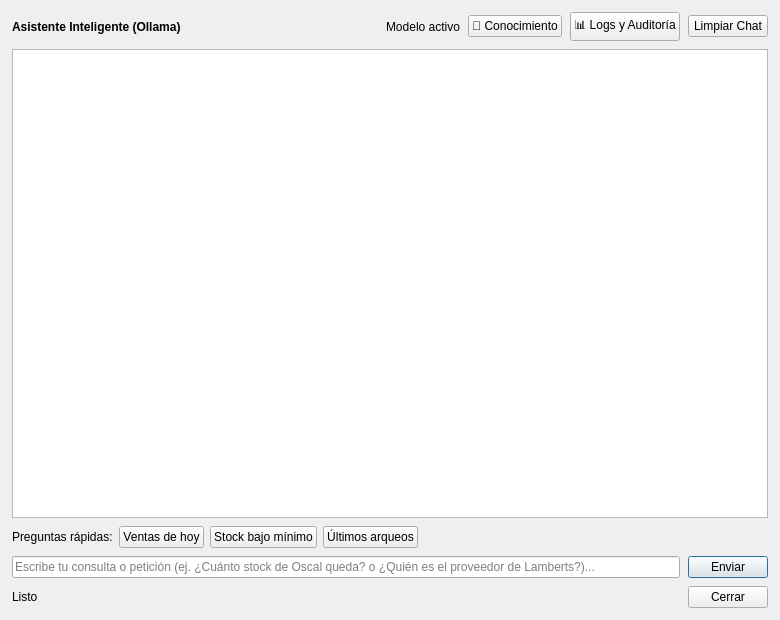
Ladis72/tienda, file dialogasistenteia.ui: the form before one commit.
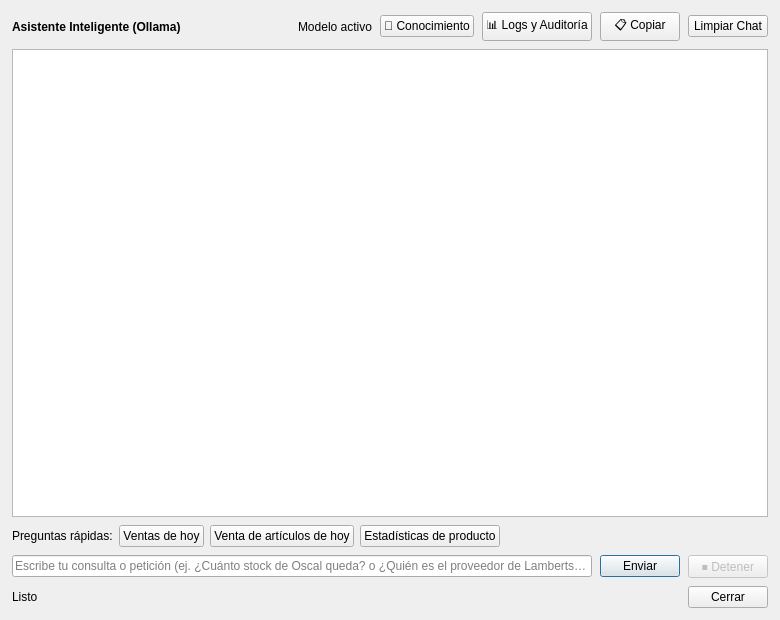
The form after the commit.

Diff of the .ui file:
```diff
--- a/dialogasistenteia.ui
+++ b/dialogasistenteia.ui
@@ -83,6 +83,16 @@
        </property>
       </widget>
      </item>
+     <item>
+      <widget class="QPushButton" name="pushButtonCopiar">
+       <property name="toolTip">
+        <string>Copiar última respuesta o conversación al portapapeles</string>
+       </property>
+       <property name="text">
+        <string>📋 Copiar</string>
+       </property>
+      </widget>
+     </item>
      <item>
       <widget class="QPushButton" name="pushButtonLimpiar">
        <property name="toolTip">
@@ -124,14 +134,14 @@
      <item>
       <widget class="QPushButton" name="pushButtonSugerenciaStock">
        <property name="text">
-        <string>Stock bajo mínimo</string>
+        <string>Venta de artículos de hoy</string>
        </property>
       </widget>
      </item>
      <item>
       <widget class="QPushButton" name="pushButtonSugerenciaArqueos">
        <property name="text">
-        <string>Últimos arqueos</string>
+        <string>Estadísticas de producto</string>
        </property>
       </widget>
      </item>
@@ -172,6 +182,19 @@
        </property>
       </widget>
      </item>
+     <item>
+      <widget class="QPushButton" name="pushButtonDetener">
+       <property name="enabled">
+        <bool>false</bool>
+       </property>
+       <property name="toolTip">
+        <string>Detener o cancelar la consulta actual en curso</string>
+       </property>
+       <property name="text">
+        <string>⏹️ Detener</string>
+       </property>
+      </widget>
+     </item>
     </layout>
    </item>
    <item>
```
Left out of the diff: 10 changed lines with no effect on the pictures.
